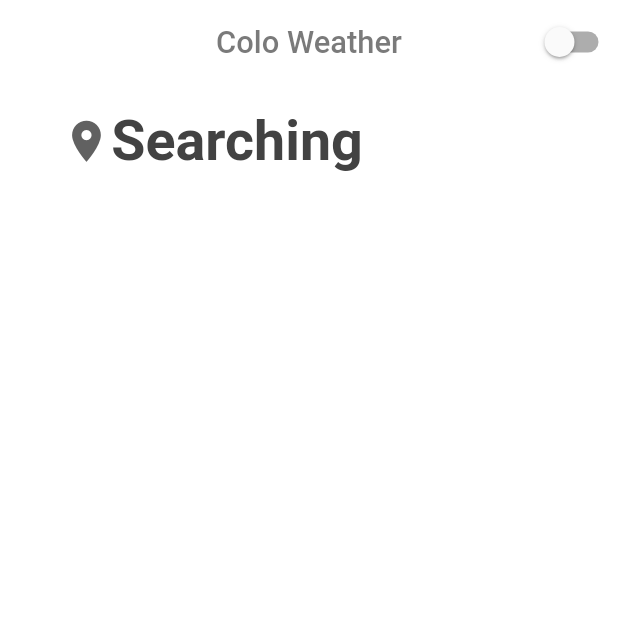
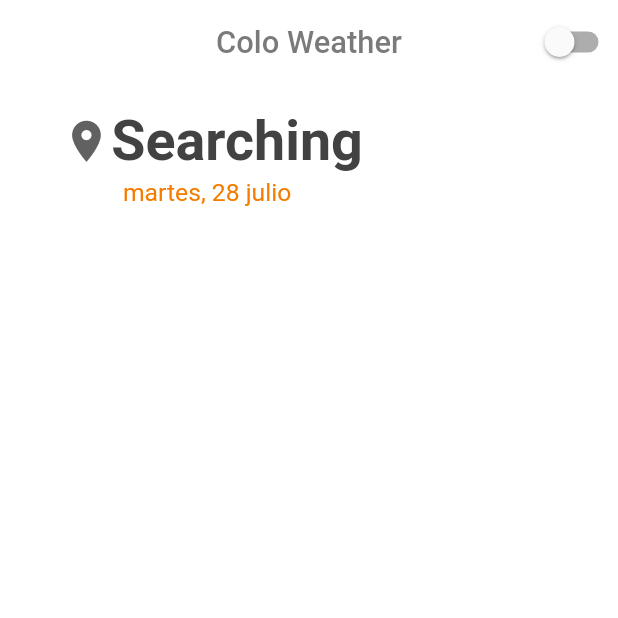
Before and after one commit to juanchosandox90/coloweather, a Flutter app: the screen it shows after launch, on a phone screen of 412 x 824 dp, the top half of it. Run offline on Flutter 3.47's test engine with Material 2 defaults, Android fonts, the phone set to English and light mode, and no system bars.

Commit message:
dev_04_UIDateText  - Get Date from DateTime  - Implement date in Textview  - Implement Locale es_ES

```diff
--- a/lib/main.dart
+++ b/lib/main.dart
@@ -3,7 +3,7 @@ import 'package:coloweather/screens/homepage.dart';
 import 'package:intl/date_symbol_data_local.dart';
 
 main(List<String> args) {
-  initializeDateFormatting('pt_BR', null).then((_) {
+  initializeDateFormatting('es_ES', null).then((_) {
     runApp(MaterialApp(
       home: HomePage(),
       theme: ThemeData.light(),
--- a/lib/screens/homepage.dart
+++ b/lib/screens/homepage.dart
@@ -14,7 +14,7 @@ class HomePage extends StatefulWidget {
 class _HomePageState extends State<HomePage> {
   String _informedCity;
   TextEditingController _controllerCity = TextEditingController();
-  var formatData = DateFormat('YYYY, dd MMMM', 'pt_BR');
+  var formatData = DateFormat('EEEE, dd MMMM', 'es_ES');
   DateTime actualDate = DateTime.now();
   Color colHumidity, colVisibility, colWind, colPressure, colClouds;
   Color colText, colBackground, colTextList, colContainerItemList;
@@ -153,7 +153,15 @@ class _HomePageState extends State<HomePage> {
                       ],
                     ),
                     SizedBox(
-                      // TODO: Here will come the date box.
+                      height: width * 0.009,
+                    ),
+                    Text ('          ${formatData.format(actualDate)}',
+                    style: TextStyle(
+                      fontSize: width * 0.04,
+                      color: Colors.orange[700]),
+                    ),
+                    SizedBox (
+                      // TODO: Animated Icon to check weather status
                     )
                   ],
                 ),
```
